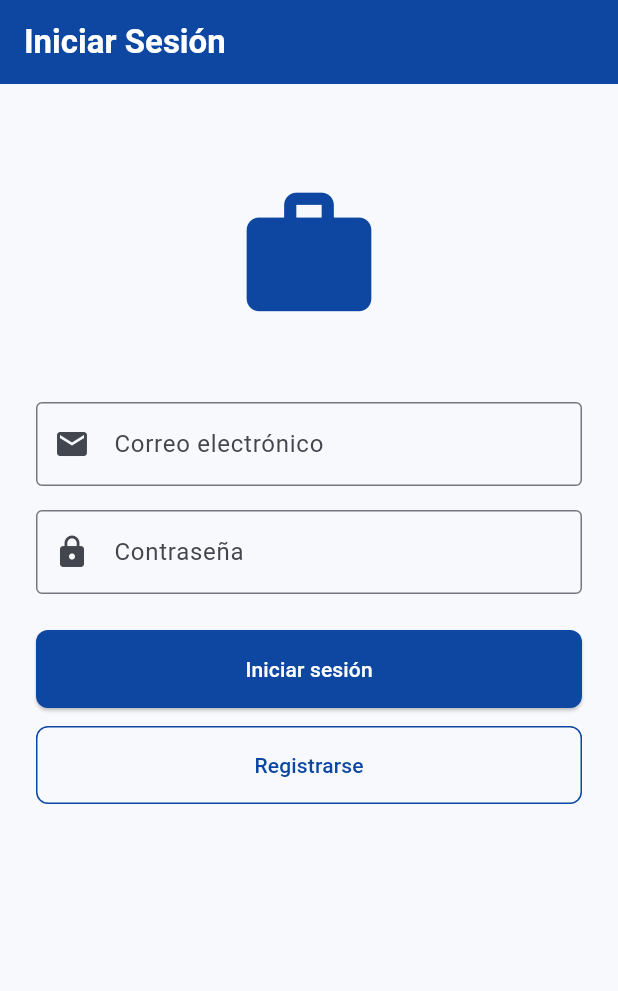
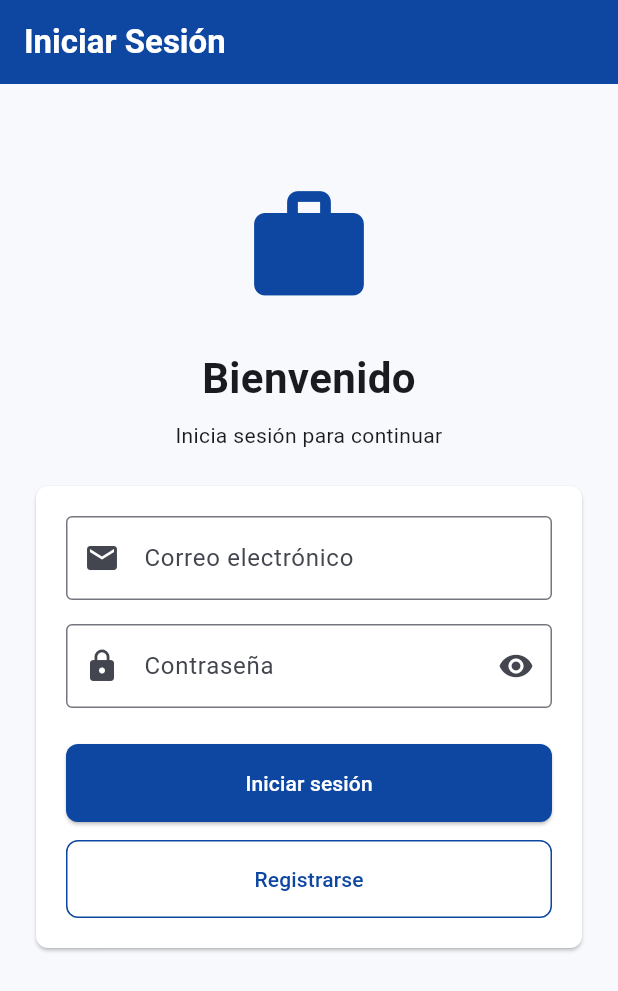
Before and after one commit to Nemsauce/app_profesionales, a Flutter app: the screen it shows after launch, on a phone screen of 412 x 824 dp. Shown: the top 991 px of the screen. Run offline on Flutter 3.47's test engine with Material 3 defaults, Android fonts, the light colour scheme and no system bars; our stand-ins replace cloud_firestore, firebase_auth, firebase_core; accounts and stored records are empty.

Commit message:
Improve login screen UX

```diff
--- a/lib/screens/login_screen.dart
+++ b/lib/screens/login_screen.dart
@@ -1,4 +1,5 @@
 import 'package:flutter/material.dart';
+import '../constants/app_theme.dart';
 import 'register_screen.dart';
 import '../services/auth_service.dart';
 
@@ -14,6 +15,7 @@ class _LoginScreenState extends State<LoginScreen> {
   final _emailController = TextEditingController();
   final _passwordController = TextEditingController();
   bool _isLoading = false;
+  bool _obscurePassword = true;
 
   @override
   void dispose() {
@@ -61,7 +63,7 @@ class _LoginScreenState extends State<LoginScreen> {
     return Scaffold(
       appBar: AppBar(
         title: const Text('Iniciar Sesión'),
-        backgroundColor: const Color(0xFF0D47A1), // dark blue
+        backgroundColor: AppTheme.primaryBlue,
       ),
       body: SingleChildScrollView(
         padding: const EdgeInsets.all(24.0),
@@ -70,11 +72,29 @@ class _LoginScreenState extends State<LoginScreen> {
           children: [
             // Logo / icon
             const SizedBox(height: 40),
-            const Icon(Icons.work, size: 100, color: Color(0xFF0D47A1)),
-            const SizedBox(height: 48),
+            const Icon(Icons.work, size: 88, color: AppTheme.primaryBlue),
+            const SizedBox(height: 24),
+            const Text(
+              'Bienvenido',
+              style: TextStyle(fontSize: 28, fontWeight: FontWeight.bold),
+              textAlign: TextAlign.center,
+            ),
+            const SizedBox(height: 8),
+            const Text(
+              'Inicia sesión para continuar',
+              textAlign: TextAlign.center,
+            ),
+            const SizedBox(height: 24),
+            Card(
+              child: Padding(
+                padding: const EdgeInsets.all(20),
+                child: Column(
+                  crossAxisAlignment: CrossAxisAlignment.stretch,
+                  children: [
                     // Email field
                     TextField(
                       controller: _emailController,
+                      enabled: !_isLoading,
                       decoration: const InputDecoration(
                         labelText: 'Correo electrónico',
                         border: OutlineInputBorder(),
@@ -86,21 +106,31 @@ class _LoginScreenState extends State<LoginScreen> {
                     // Password field
                     TextField(
                       controller: _passwordController,
-              decoration: const InputDecoration(
+                      enabled: !_isLoading,
+                      decoration: InputDecoration(
                         labelText: 'Contraseña',
-                border: OutlineInputBorder(),
-                prefixIcon: Icon(Icons.lock),
+                        border: const OutlineInputBorder(),
+                        prefixIcon: const Icon(Icons.lock),
+                        suffixIcon: IconButton(
+                          onPressed: _isLoading
+                              ? null
+                              : () {
+                                  setState(
+                                    () => _obscurePassword = !_obscurePassword,
+                                  );
+                                },
+                          icon: Icon(
+                            _obscurePassword
+                                ? Icons.visibility
+                                : Icons.visibility_off,
                           ),
-              obscureText: true,
+                        ),
+                      ),
+                      obscureText: _obscurePassword,
                     ),
                     const SizedBox(height: 24),
                     // Iniciar sesión button
                     ElevatedButton(
-              style: ElevatedButton.styleFrom(
-                backgroundColor: const Color(0xFF0D47A1), // dark blue
-                foregroundColor: Colors.white,
-                padding: const EdgeInsets.symmetric(vertical: 16),
-              ),
                       onPressed: _isLoading ? null : _login,
                       child: _isLoading
                           ? const SizedBox(
@@ -116,11 +146,6 @@ class _LoginScreenState extends State<LoginScreen> {
                     const SizedBox(height: 12),
                     // Registrarse button (outline style)
                     OutlinedButton(
-              style: OutlinedButton.styleFrom(
-                side: const BorderSide(color: Color(0xFF0D47A1)),
-                foregroundColor: const Color(0xFF0D47A1),
-                padding: const EdgeInsets.symmetric(vertical: 16),
-              ),
                       onPressed: _isLoading
                           ? null
                           : () {
@@ -136,6 +161,10 @@ class _LoginScreenState extends State<LoginScreen> {
                   ],
                 ),
               ),
+            ),
+          ],
+        ),
+      ),
     );
   }
 }
```
Lines whose indentation alone changed are shown as unchanged.
